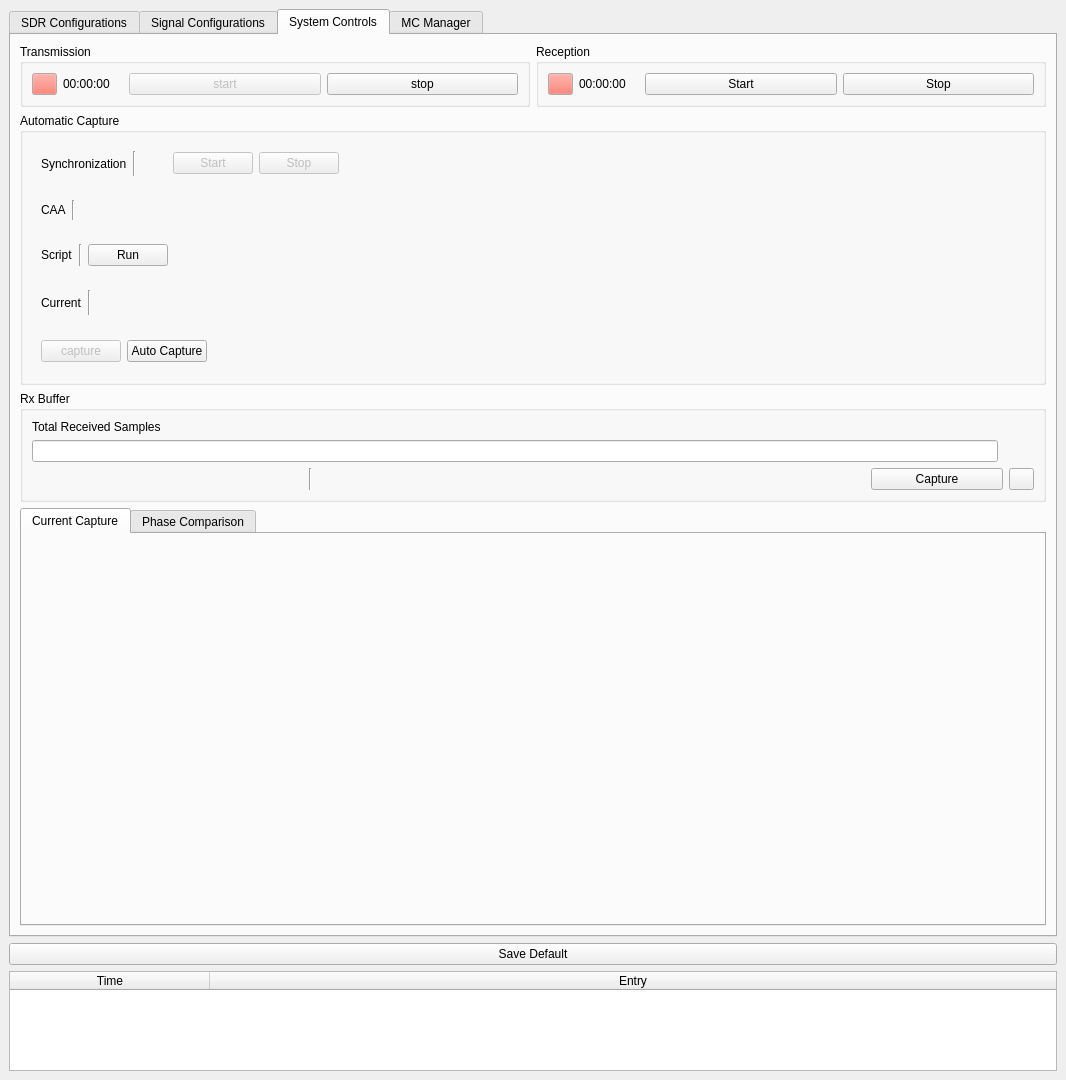
This is caa_project/maingui.ui in jranstrom/usrp_caa_ui as Qt 5 draws it before an edit. The edited form follows.
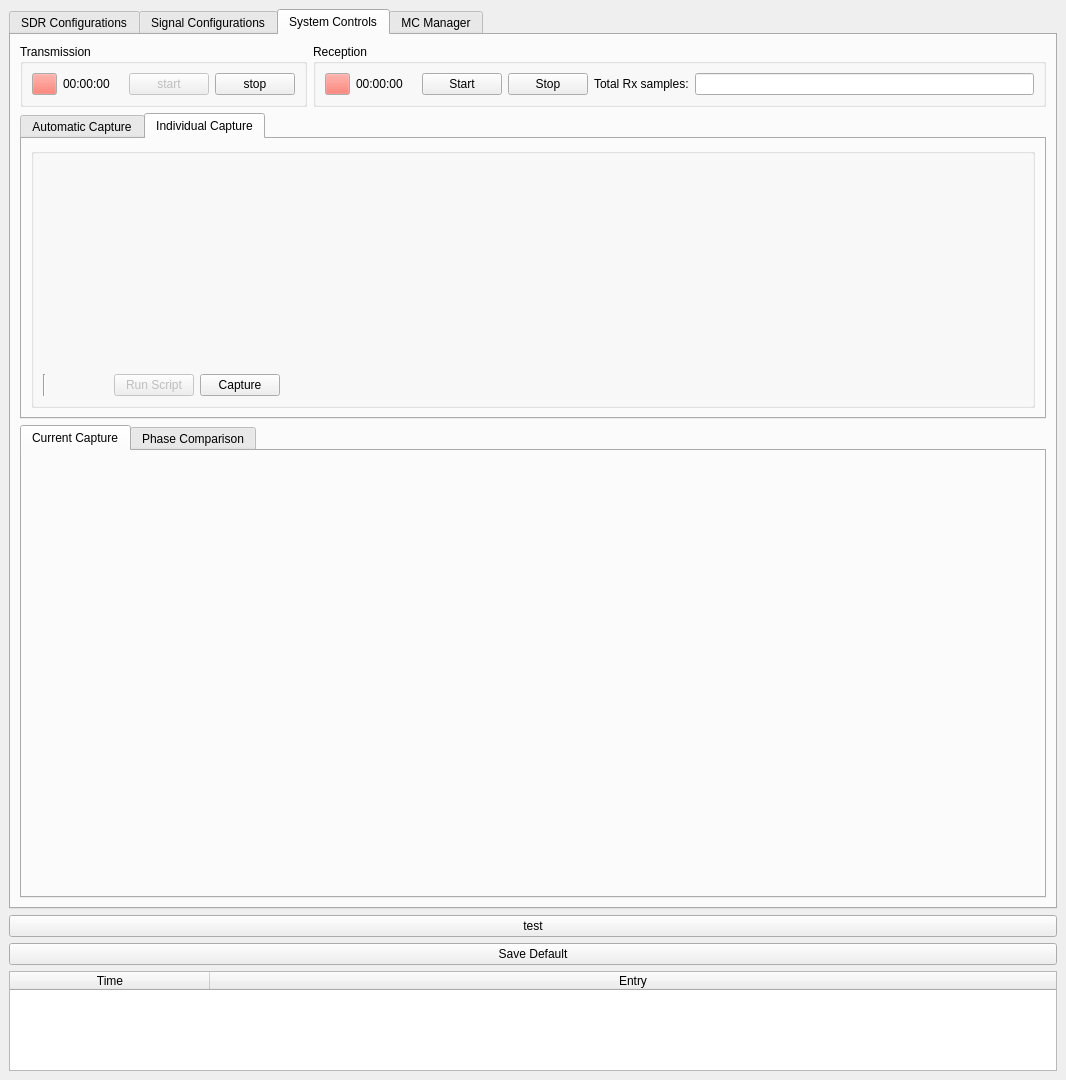
This is the edited form. The open tabs and pages were chosen to show the change. Custom widgets are drawn as their Qt base class.

Commit message: Complete re-work of automatic capture

Patch:
```diff
--- a/caa_project/maingui.ui
+++ b/caa_project/maingui.ui
@@ -1134,6 +1134,9 @@
          <layout class="QVBoxLayout" name="verticalLayout_7">
           <item>
            <layout class="QHBoxLayout" name="horizontalLayout_14">
+            <property name="sizeConstraint">
+             <enum>QLayout::SetDefaultConstraint</enum>
+            </property>
             <item>
              <widget class="QGroupBox" name="groupBox_6">
               <property name="title">
@@ -1308,6 +1311,18 @@
                  </item>
                  <item>
                   <widget class="QPushButton" name="button_receive">
+                   <property name="sizePolicy">
+                    <sizepolicy hsizetype="Minimum" vsizetype="Fixed">
+                     <horstretch>0</horstretch>
+                     <verstretch>0</verstretch>
+                    </sizepolicy>
+                   </property>
+                   <property name="minimumSize">
+                    <size>
+                     <width>50</width>
+                     <height>0</height>
+                    </size>
+                   </property>
                    <property name="text">
                     <string>Start</string>
                    </property>
@@ -1315,27 +1330,71 @@
                  </item>
                  <item>
                   <widget class="QPushButton" name="button_rx_stop">
+                   <property name="minimumSize">
+                    <size>
+                     <width>50</width>
+                     <height>0</height>
+                    </size>
+                   </property>
                    <property name="text">
                     <string>Stop</string>
                    </property>
                   </widget>
                  </item>
-                </layout>
+                 <item>
+                  <widget class="QLabel" name="label_9">
+                   <property name="sizePolicy">
+                    <sizepolicy hsizetype="Minimum" vsizetype="Preferred">
+                     <horstretch>0</horstretch>
+                     <verstretch>0</verstretch>
+                    </sizepolicy>
+                   </property>
+                   <property name="text">
+                    <string>Total Rx samples:</string>
+                   </property>
+                  </widget>
                </item>
                <item>
-                <layout class="QHBoxLayout" name="horizontalLayout_4"/>
-               </item>
-              </layout>
+                  <widget class="QLineEdit" name="lineEdit_rx_sample_count"/>
+                 </item>
+                </layout>
+               </item>
+              </layout>
              </widget>
             </item>
            </layout>
           </item>
           <item>
-           <widget class="QGroupBox" name="groupBox">
-            <property name="title">
+           <widget class="QTabWidget" name="tabWidget_3">
+            <property name="sizePolicy">
+             <sizepolicy hsizetype="Expanding" vsizetype="Fixed">
+              <horstretch>0</horstretch>
+              <verstretch>0</verstretch>
+             </sizepolicy>
+            </property>
+            <property name="minimumSize">
+             <size>
+              <width>0</width>
+              <height>0</height>
+             </size>
+            </property>
+            <property name="currentIndex">
+             <number>0</number>
+            </property>
+            <widget class="QWidget" name="tab_7">
+             <attribute name="title">
              <string>Automatic Capture</string>
-            </property>
-            <layout class="QGridLayout" name="gridLayout">
+             </attribute>
+             <layout class="QVBoxLayout" name="verticalLayout_2">
+              <item>
+               <widget class="QGroupBox" name="group_auto_capture">
+                <property name="enabled">
+                 <bool>true</bool>
+                </property>
+                <property name="title">
+                 <string/>
+                </property>
+                <layout class="QFormLayout" name="formLayout">
              <item row="0" column="0">
               <widget class="QWidget" name="synch_container_auto_capture" native="true">
                <layout class="QHBoxLayout" name="horizontalLayout_30">
@@ -1610,28 +1669,21 @@
             </layout>
            </widget>
           </item>
+             </layout>
+            </widget>
+            <widget class="QWidget" name="tab_8">
+             <attribute name="title">
+              <string>Individual Capture</string>
+             </attribute>
+             <layout class="QVBoxLayout" name="verticalLayout_20">
           <item>
            <widget class="QGroupBox" name="groupBox_7">
             <property name="title">
-             <string>Rx Buffer</string>
+                 <string/>
             </property>
             <layout class="QVBoxLayout" name="verticalLayout_24">
              <item>
-              <layout class="QHBoxLayout" name="horizontalLayout_25">
-               <item>
-                <layout class="QVBoxLayout" name="verticalLayout_23">
-                 <item>
-                  <widget class="QLabel" name="label_9">
-                   <property name="text">
-                    <string>Total Received Samples</string>
-                   </property>
-                  </widget>
-                 </item>
-                 <item>
-                  <widget class="QLineEdit" name="lineEdit_rx_sample_count"/>
-                 </item>
-                </layout>
-               </item>
+                  <layout class="QHBoxLayout" name="horizontalLayout_4">
                <item>
                 <widget class="LabelandFieldWidget" name="lafw_indep_cap_filepath" native="true">
                  <property name="minimumSize">
@@ -1642,6 +1694,76 @@
                  </property>
                 </widget>
                </item>
+                   <item>
+                    <spacer name="horizontalSpacer_19">
+                     <property name="orientation">
+                      <enum>Qt::Horizontal</enum>
+                     </property>
+                     <property name="sizeHint" stdset="0">
+                      <size>
+                       <width>40</width>
+                       <height>20</height>
+                      </size>
+                     </property>
+                    </spacer>
+                   </item>
+                  </layout>
+                 </item>
+                 <item>
+                  <layout class="QHBoxLayout" name="horizontalLayout_34">
+                   <item>
+                    <widget class="LabelandSpinBoxWidget" name="lasbw_class_indep_max" native="true">
+                     <property name="minimumSize">
+                      <size>
+                       <width>25</width>
+                       <height>0</height>
+                      </size>
+                     </property>
+                    </widget>
+                   </item>
+                   <item>
+                    <widget class="LabelandSpinBoxWidget" name="lasbw_indep_cap_smpl_max" native="true">
+                     <property name="minimumSize">
+                      <size>
+                       <width>25</width>
+                       <height>0</height>
+                      </size>
+                     </property>
+                    </widget>
+                   </item>
+                   <item>
+                    <widget class="LabelandSpinBoxWidget" name="lasbw_indep_capture_length" native="true">
+                     <property name="minimumSize">
+                      <size>
+                       <width>25</width>
+                       <height>0</height>
+                      </size>
+                     </property>
+                    </widget>
+                   </item>
+                   <item>
+                    <widget class="LabelandCheckboxWidget" name="lacb_indep_capture_auto" native="true">
+                     <property name="minimumSize">
+                      <size>
+                       <width>25</width>
+                       <height>0</height>
+                      </size>
+                     </property>
+                    </widget>
+                   </item>
+                   <item>
+                    <spacer name="horizontalSpacer_20">
+                     <property name="orientation">
+                      <enum>Qt::Horizontal</enum>
+                     </property>
+                     <property name="sizeHint" stdset="0">
+                      <size>
+                       <width>40</width>
+                       <height>20</height>
+                      </size>
+                     </property>
+                    </spacer>
+                   </item>
               </layout>
              </item>
              <item>
@@ -1650,26 +1772,6 @@
                 <layout class="QVBoxLayout" name="verticalLayout_25">
                  <item>
                   <layout class="QHBoxLayout" name="horizontalLayout_17">
-                   <item>
-                    <widget class="LabelandSpinBoxWidget" name="lasbw_class_indep_max" native="true">
-                     <property name="minimumSize">
-                      <size>
-                       <width>25</width>
-                       <height>0</height>
-                      </size>
-                     </property>
-                    </widget>
-                   </item>
-                   <item>
-                    <widget class="LabelandSpinBoxWidget" name="lasbw_indep_cap_smpl_max" native="true">
-                     <property name="minimumSize">
-                      <size>
-                       <width>25</width>
-                       <height>0</height>
-                      </size>
-                     </property>
-                    </widget>
-                   </item>
                    <item>
                     <widget class="Line" name="line_6">
                      <property name="orientation">
@@ -1677,16 +1779,6 @@
                      </property>
                     </widget>
                    </item>
-                   <item>
-                    <widget class="LabelandSpinBoxWidget" name="lasbw_indep_capture_length" native="true">
-                     <property name="minimumSize">
-                      <size>
-                       <width>25</width>
-                       <height>0</height>
-                      </size>
-                     </property>
-                    </widget>
-                   </item>
                    <item>
                     <widget class="LabelandSpinBoxWidget" name="lasbw_class_indep_capture" native="true">
                      <property name="minimumSize">
@@ -1708,12 +1800,12 @@
                     </widget>
                    </item>
                    <item>
-                    <widget class="LabelandCheckboxWidget" name="lacb_indep_capture_auto" native="true">
-                     <property name="minimumSize">
-                      <size>
-                       <width>25</width>
-                       <height>0</height>
-                      </size>
+                        <widget class="QPushButton" name="btn_run_script_indep">
+                         <property name="enabled">
+                          <bool>false</bool>
+                         </property>
+                         <property name="text">
+                          <string>Run Script</string>
                      </property>
                     </widget>
                    </item>
@@ -1728,17 +1820,17 @@
                     </widget>
                    </item>
                    <item>
-                    <widget class="QPushButton" name="indicator_captured_buffer">
-                     <property name="maximumSize">
+                        <spacer name="horizontalSpacer_21">
+                         <property name="orientation">
+                          <enum>Qt::Horizontal</enum>
+                         </property>
+                         <property name="sizeHint" stdset="0">
                       <size>
-                       <width>25</width>
-                       <height>16777215</height>
-                      </size>
-                     </property>
-                     <property name="text">
-                      <string/>
-                     </property>
-                    </widget>
+                           <width>40</width>
+                           <height>20</height>
+                          </size>
+                         </property>
+                        </spacer>
                    </item>
                   </layout>
                  </item>
@@ -1747,6 +1839,10 @@
               </layout>
              </item>
             </layout>
+               </widget>
+              </item>
+             </layout>
+            </widget>
            </widget>
           </item>
          </layout>
@@ -1839,6 +1935,13 @@
       </widget>
      </widget>
     </item>
+    <item>
+     <widget class="QPushButton" name="btn_test">
+      <property name="text">
+       <string>test</string>
+      </property>
+     </widget>
+    </item>
     <item>
      <widget class="QPushButton" name="button_save_default_format">
       <property name="text">
```
Left out of the diff: 74 changed lines with no effect on the pictures. Lines whose indentation alone changed are shown as unchanged. The commit also changes 11 other files.
